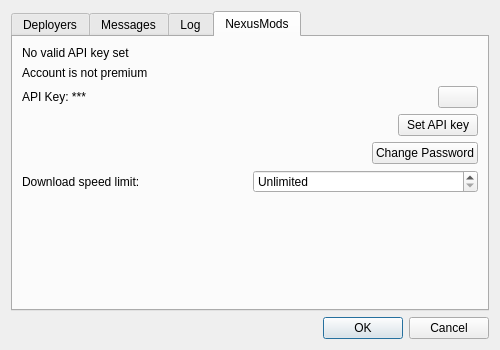
This is src/ui/settingsdialog.ui in C-Nucifora/limo as Qt 5 draws it before an edit. The edited form follows.
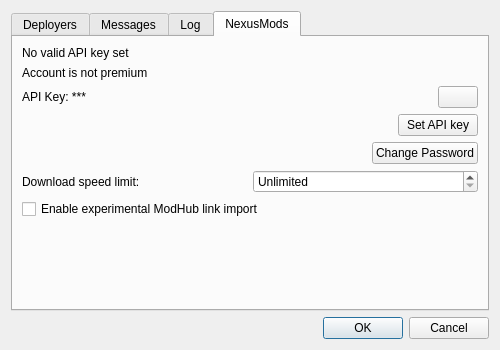
This is the edited form. The open tabs and pages were chosen to show the change.

Commit message: Paste-a-link mod importer: GitHub Releases + experimental ModHub (#233)

The edit to the form file:
```diff
--- a/src/ui/settingsdialog.ui
+++ b/src/ui/settingsdialog.ui
@@ -530,6 +530,16 @@
          </item>
         </layout>
        </item>
+       <item>
+        <widget class="QCheckBox" name="experimental_modhub_cb">
+         <property name="toolTip">
+          <string>Experimental: lets &quot;Import Mod from URL&quot; download Farming Simulator ModHub links directly (scrapes the mod page; fragile and may break). The robust path is always to download the .zip in your browser and import the file.</string>
+         </property>
+         <property name="text">
+          <string>Enable experimental ModHub link import</string>
+         </property>
+        </widget>
+       </item>
        <item>
         <spacer name="verticalSpacer_4">
          <property name="orientation">
```
The commit also changes 11 other files.
